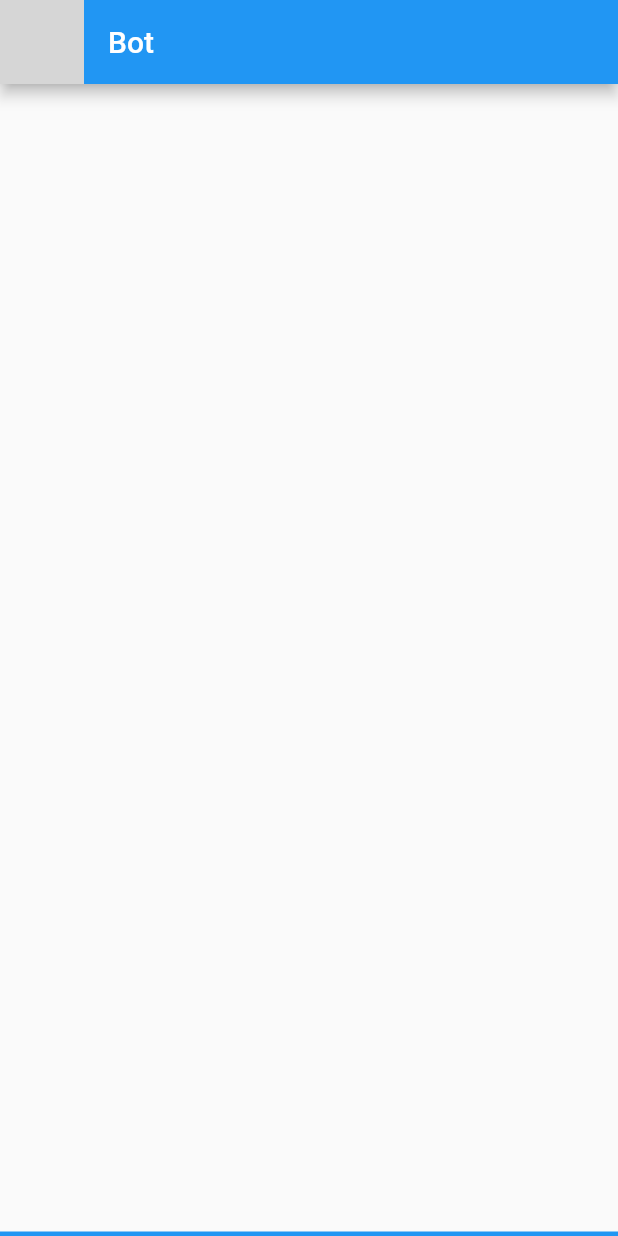
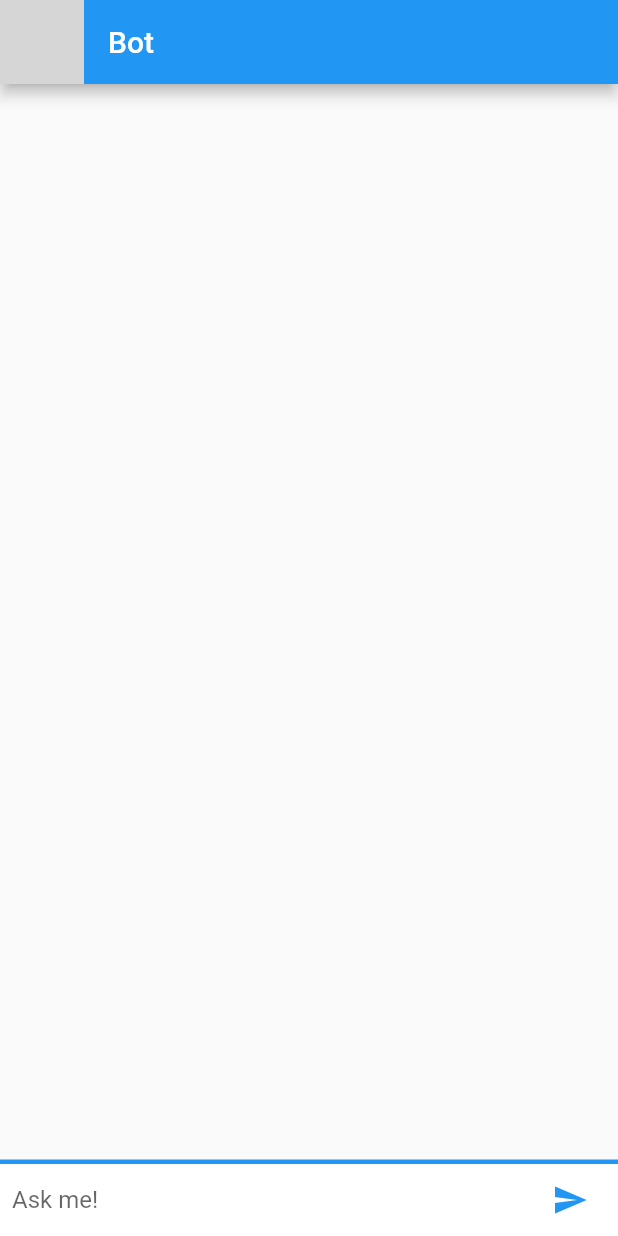
Before and after one commit to Baaav23/cchatgpt, a Flutter app: the Chat screen opened directly, on a phone screen of 412 x 824 dp. Run offline on Flutter 3.47's test engine with Material 2 defaults, Android fonts, the phone set to English and light mode, and no system bars; grey boxes are pictures that could not be loaded.

Commit message:
create widgit create text and handle it

```diff
--- a/lib/chat.dart
+++ b/lib/chat.dart
@@ -36,6 +36,11 @@ class _Chat extends State<Chat> {
       text: Text,
       recive: 'You',
     );
+
+    setState(() {
+      _message.insert(0, message);
+    });
+    _cont.clear();
   }
 
   final TextEditingController _cont = TextEditingController();
@@ -66,11 +71,56 @@ class _Chat extends State<Chat> {
               decoration: BoxDecoration(
                 color: Theme.of(context).cardColor,
               ),
+              child: _buildTextComposer(
+                textController: _cont,
+                isComposing: true,
+                handleSubmitted: (x) {
+                  setState(() {
+                    send(x!);
+                  });
+                  return null;
+                },
+              ),
             ),
           ],
         ),
       ),
     );
+  }
+
+  Widget _buildTextComposer({
+    required TextEditingController textController,
+    required bool isComposing,
+    required Function? Function(String? x) handleSubmitted,
+  }) {
+    return Container(
+        margin: const EdgeInsets.symmetric(horizontal: 8.0),
+        child: Row(
+          children: [
+            Flexible(
+              child: TextField(
+                controller: textController,
+                onChanged: (text) {
+                  setState(() {
+                    isComposing = text.isNotEmpty;
+                  });
+                },
+                onSubmitted: handleSubmitted,
+                decoration:
+                    const InputDecoration.collapsed(hintText: 'Ask me!'),
+              ),
+            ),
+            IconButton(
+              icon: const Icon(
+                Icons.send,
+                color: Colors.blue,
+              ),
+              onPressed: isComposing
+                  ? () => handleSubmitted(textController.text)
+                  : null,
+            ),
+          ],
+        ));
   }
 }
 
```
